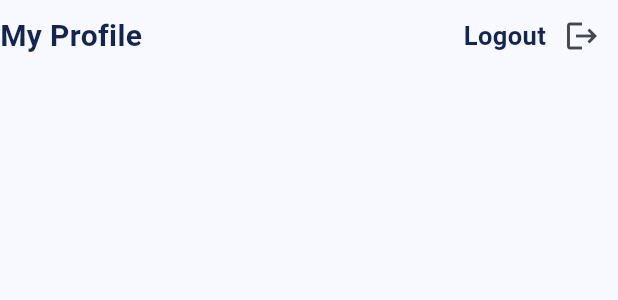
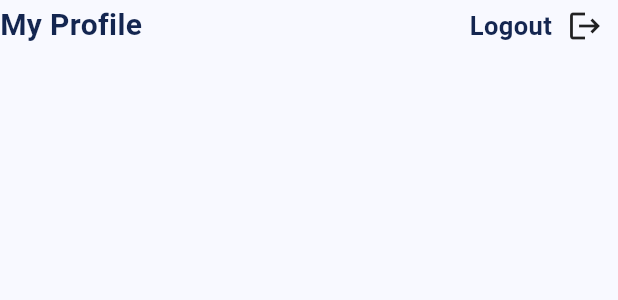
Before and after one commit to Braincore-id/SinauStudio-Mobile, a Flutter app: the HeaderProfile widget shown alone on an empty page, opened directly, on a phone screen of 412 x 824 dp. Shown: the top 300 px of the screen. Run offline on Flutter 3.47's test engine with Material 2 defaults, Android fonts, the phone set to English and light mode, and no system bars; our stand-ins replace dio, email_validator, flutter_profile_picture, flutter_riverpod, shared_preferences and 1 more; missing offline and left inert: dart:ffi; accounts and stored records are empty.

Commit message:
modified logout button

```diff
--- a/lib/utils/constant/url_constant.dart
+++ b/lib/utils/constant/url_constant.dart
@@ -1,4 +1,4 @@
 class UrlConstant {
   static const baseURL =
-      'https://2045-2001-448a-2003-6db8-4089-8a40-9980-1d47.ap.ngrok.io';
+      'https://a025-2001-448a-2003-6db8-e946-22f3-cf3c-58dd.ap.ngrok.io';
 }
--- a/lib/views/profile/custom_header.dart
+++ b/lib/views/profile/custom_header.dart
@@ -1,3 +1,5 @@
+import 'dart:ffi';
+
 import 'package:flutter/material.dart';
 import 'package:flutter_riverpod/flutter_riverpod.dart';
 import 'package:sinau_studio/utils/colors.dart';
@@ -23,18 +25,9 @@ class HeaderProfile extends ConsumerWidget {
             fontSize: 20,
           ),
         ),
-        Row(
-          children: [
-            const Text(
-              "Logout",
-              style: TextStyle(
-                color: deepBlue,
-                fontWeight: FontWeight.bold,
-                fontSize: 17,
-              ),
-            ),
-            IconButton(
-              onPressed: () async {
+        InkWell(
+          borderRadius: BorderRadius.circular(5),
+          onTap: () async {
             final result = await ref.watch(authViewModel).logout();
             if (context.mounted) {
               Navigator.pushAndRemoveUntil(
@@ -48,10 +41,24 @@ class HeaderProfile extends ConsumerWidget {
                   SnackBar(content: Text(result.toString().toString())));
             }
           },
-              icon: const Icon(Icons.logout),
-            )
+          child: Container(
+            margin: const EdgeInsets.symmetric(horizontal: 10, vertical: 5),
+            child: Row(
+              children: const [
+                Text(
+                  "Logout",
+                  style: TextStyle(
+                    color: deepBlue,
+                    fontWeight: FontWeight.bold,
+                    fontSize: 17,
+                  ),
+                ),
+                SizedBox(width: 10),
+                Icon(Icons.logout),
               ],
-        )
+            ),
+          ),
+        ),
       ],
     );
   }
--- a/pubspec.yaml
+++ b/pubspec.yaml
@@ -33,6 +33,7 @@ dependencies:
   email_validator: ^2.1.17
   flutter:
     sdk: flutter
+  flutter_profile_picture: ^2.0.0
   flutter_riverpod: ^2.2.0
   intl: ^0.18.0
   shared_preferences: ^2.0.18
```
Also changed, not shown: lib/views/profile/custom_profile_details.dart (+27 -24 lines), 5 other files. Lines whose indentation alone changed are shown as unchanged.
